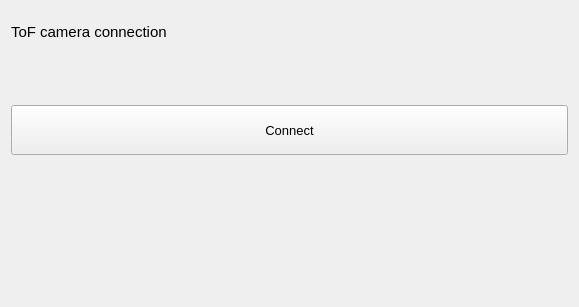
Old version of the form Modules/ToFUI/Qmitk/QmitkToFConnectionWidgetControls.ui in the repository MITK/MITK.
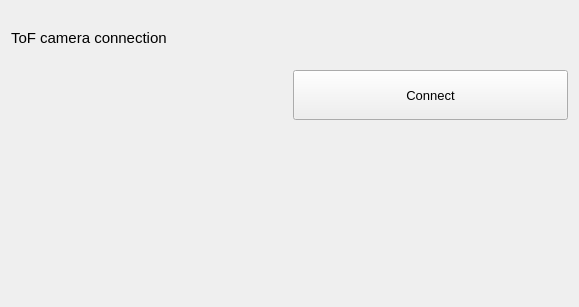
New version of the form. Icons and pictures are not drawn. Custom widgets are drawn as their Qt base class.

Commit message: Changed layout of connection widget

Diff of the .ui file:
```diff
--- a/Modules/ToFUI/Qmitk/QmitkToFConnectionWidgetControls.ui
+++ b/Modules/ToFUI/Qmitk/QmitkToFConnectionWidgetControls.ui
@@ -32,14 +32,44 @@
      </property>
     </widget>
    </item>
-   <item row="2" column="0">
+   <item row="1" column="0">
+    <layout class="QHBoxLayout" name="horizontalLayout">
+     <item>
+      <widget class="QmitkServiceListWidget" name="m_DeviceList" native="true">
+       <property name="sizePolicy">
+        <sizepolicy hsizetype="Preferred" vsizetype="Preferred">
+         <horstretch>0</horstretch>
+         <verstretch>0</verstretch>
+        </sizepolicy>
+       </property>
+       <property name="maximumSize">
+        <size>
+         <width>16777215</width>
+         <height>16777215</height>
+        </size>
+       </property>
+      </widget>
+     </item>
+     <item>
     <widget class="QPushButton" name="m_ConnectCameraButton">
+       <property name="sizePolicy">
+        <sizepolicy hsizetype="Preferred" vsizetype="Fixed">
+         <horstretch>0</horstretch>
+         <verstretch>0</verstretch>
+        </sizepolicy>
+       </property>
      <property name="minimumSize">
       <size>
-       <width>0</width>
+         <width>200</width>
        <height>50</height>
       </size>
      </property>
+       <property name="maximumSize">
+        <size>
+         <width>16777215</width>
+         <height>16777215</height>
+        </size>
+       </property>
      <property name="font">
       <font>
        <pointsize>10</pointsize>
@@ -67,30 +97,16 @@
      </property>
     </widget>
    </item>
-   <item row="5" column="0">
-    <widget class="QmitkKinectParameterWidget" name="m_KinectParameterWidget" native="true"/>
+    </layout>
    </item>
-   <item row="3" column="0">
+   <item row="2" column="0">
     <widget class="QmitkToFPMDParameterWidget" name="m_PMDParameterWidget" native="true"/>
    </item>
-   <item row="4" column="0">
+   <item row="3" column="0">
     <widget class="QmitkToFMESAParameterWidget" name="m_MESAParameterWidget" native="true"/>
    </item>
-   <item row="1" column="0">
-    <widget class="QmitkServiceListWidget" name="m_DeviceList" native="true">
-     <property name="sizePolicy">
-      <sizepolicy hsizetype="Preferred" vsizetype="Preferred">
-       <horstretch>0</horstretch>
-       <verstretch>0</verstretch>
-      </sizepolicy>
-     </property>
-     <property name="maximumSize">
-      <size>
-       <width>16777215</width>
-       <height>16777215</height>
-      </size>
-     </property>
-    </widget>
+   <item row="4" column="0">
+    <widget class="QmitkKinectParameterWidget" name="m_KinectParameterWidget" native="true"/>
    </item>
   </layout>
  </widget>
```
Lines whose indentation alone changed are shown as unchanged.
